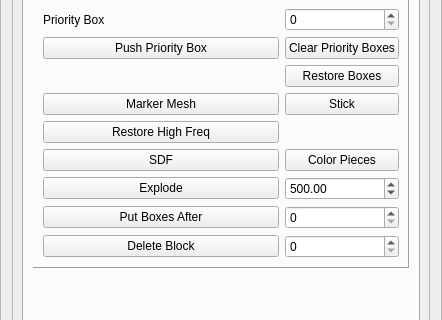
alemuntoni/HeightFieldDecomposition, file GUI/managers/enginemanager.ui: the form before one commit; both pictures show x 0 to 442 and y 559 to 879 of the 442 by 1042 pixel window.
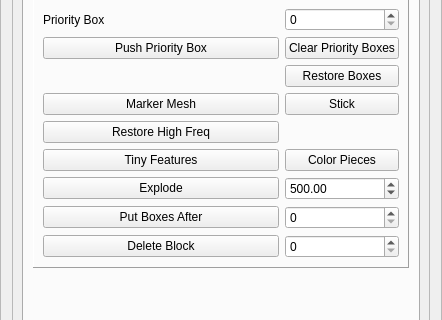
The form after the commit.

```diff
--- a/GUI/managers/enginemanager.ui
+++ b/GUI/managers/enginemanager.ui
@@ -1045,7 +1045,7 @@
               <item row="21" column="0">
                <widget class="QPushButton" name="sdfPushButton">
                 <property name="text">
-                 <string>SDF</string>
+                 <string>Tiny Features</string>
                 </property>
                </widget>
               </item>
```
